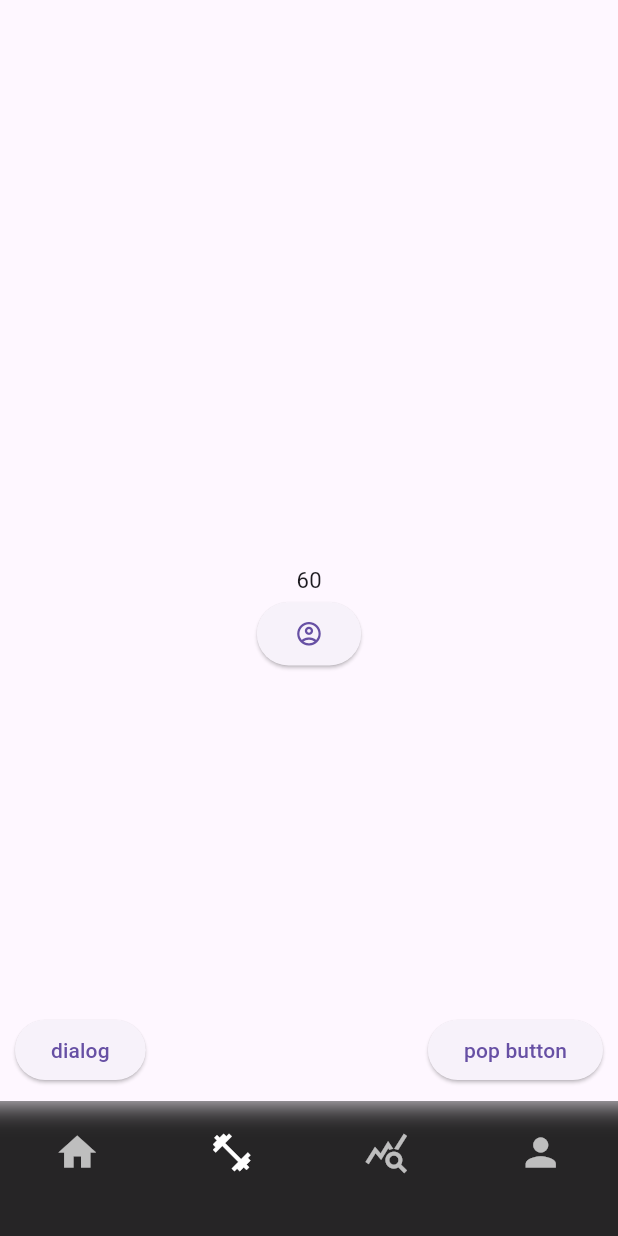
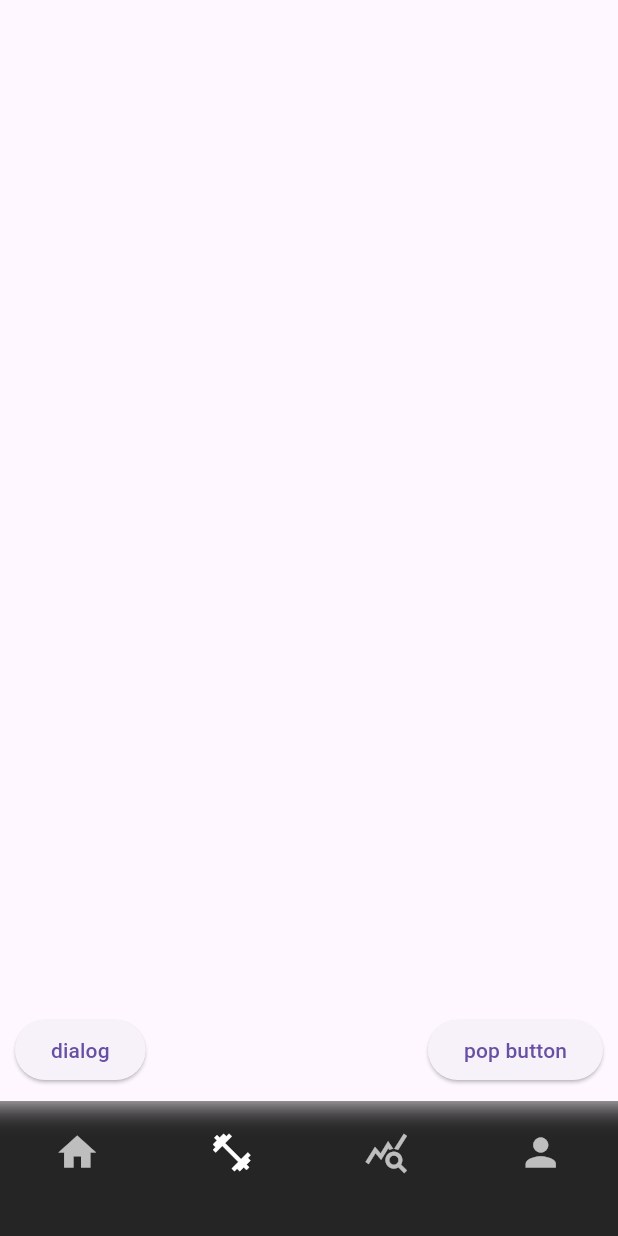
Before and after one commit to ericFlutterast/workouts, a Flutter app: the screen it shows after launch, after a tap on the "fitness center" icon, on a phone screen of 412 x 824 dp. Run offline on Flutter 3.47's test engine with Material 3 defaults, Android fonts, the phone set to English and light mode, and no system bars; our stand-ins replace drift, firebase_core, firebase_messaging, sqlite3_flutter_libs; missing offline and left inert: sqlite3; accounts and stored records are empty; generated files the repository leaves out were written again.

Commit message:
refactor(app): выпил риверпода и хуков

```diff
--- a/lib/features/home/presentation/screens/home_screen.dart
+++ b/lib/features/home/presentation/screens/home_screen.dart
@@ -1,7 +1,6 @@
 import 'package:flutter/material.dart';
-import 'package:flutter_hooks/flutter_hooks.dart';
 
-class HomeScreen extends HookWidget {
+class HomeScreen extends StatelessWidget {
   const HomeScreen({super.key});
 
   @override
--- a/lib/features/workouts/presentation/screens/workout_screen.dart
+++ b/lib/features/workouts/presentation/screens/workout_screen.dart
@@ -1,40 +1,15 @@
-import 'dart:async';
+import 'package:flutter/material.dart';
 
-import 'package:flutter/material.dart';
-import 'package:flutter_hooks/flutter_hooks.dart';
-
-class WorkoutScreen extends HookWidget {
+class WorkoutScreen extends StatelessWidget {
   const WorkoutScreen({super.key});
 
   @override
   Widget build(BuildContext context) {
-    final timerValue = useState(60);
-    final isDisable = useState(false);
-    final timer = useState<Timer?>(null);
-
-    return Scaffold(
+    return const Scaffold(
       body: Center(
         child: Column(
           mainAxisAlignment: MainAxisAlignment.center,
-          children: [
-            Text(timerValue.value.toString()),
-            ElevatedButton(
-              onPressed: isDisable.value
-                  ? null
-                  : () {
-                      timer.value = Timer.periodic(const Duration(seconds: 1), (timer) {
-                        timerValue.value -= 1;
-                        if (timerValue.value == 0) {
-                          timer.cancel();
-                          isDisable.value = false;
-                          timerValue.value = 60;
-                        }
-                      });
-                      isDisable.value = true;
-                    },
-              child: const Icon(Icons.account_circle_outlined),
-            ),
-          ],
+          children: [],
         ),
       ),
     );
--- a/pubspec.yaml
+++ b/pubspec.yaml
@@ -19,10 +19,6 @@ dependencies:
   drift_flutter: ^0.1.0
   #logger
   l: ^4.0.2
-  #state_menager
-  riverpod: ^2.5.1
-  flutter_hooks: ^0.20.5
-  hooks_riverpod: ^2.5.1
   #models
   freezed: ^2.5.2
   freezed_annotation: ^2.4.4
```
Also changed, not shown: pubspec.lock.
